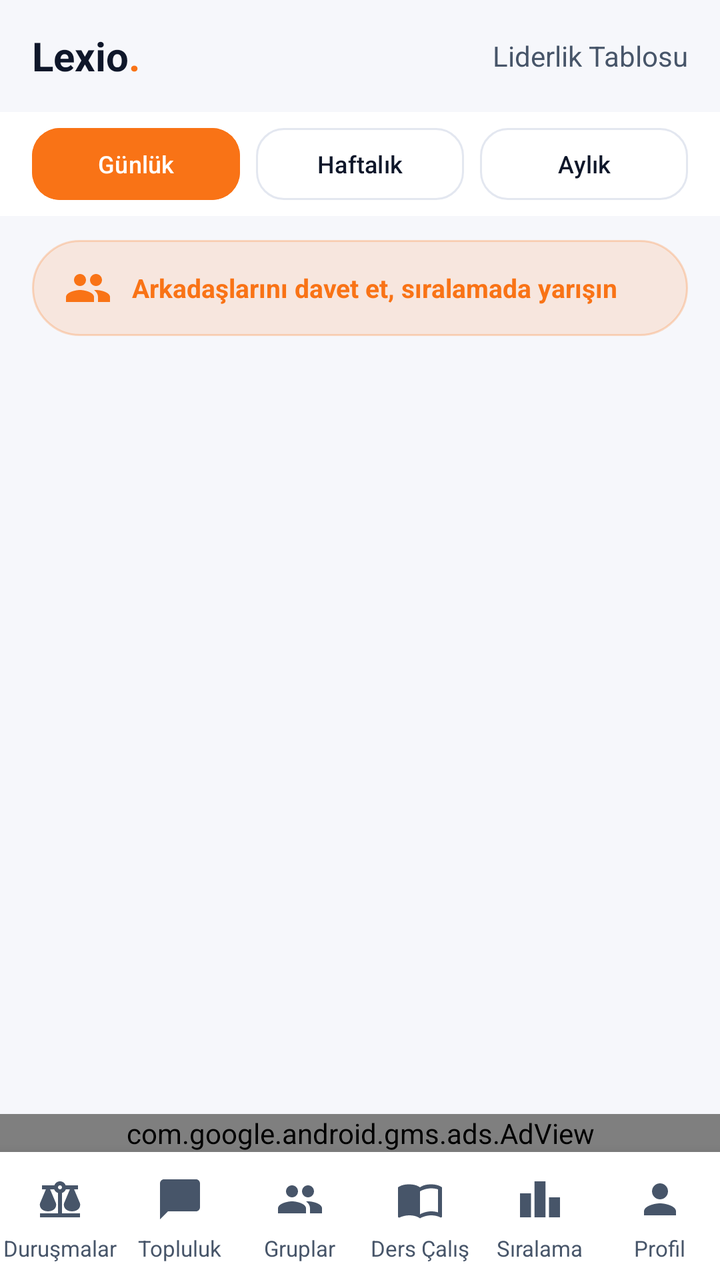
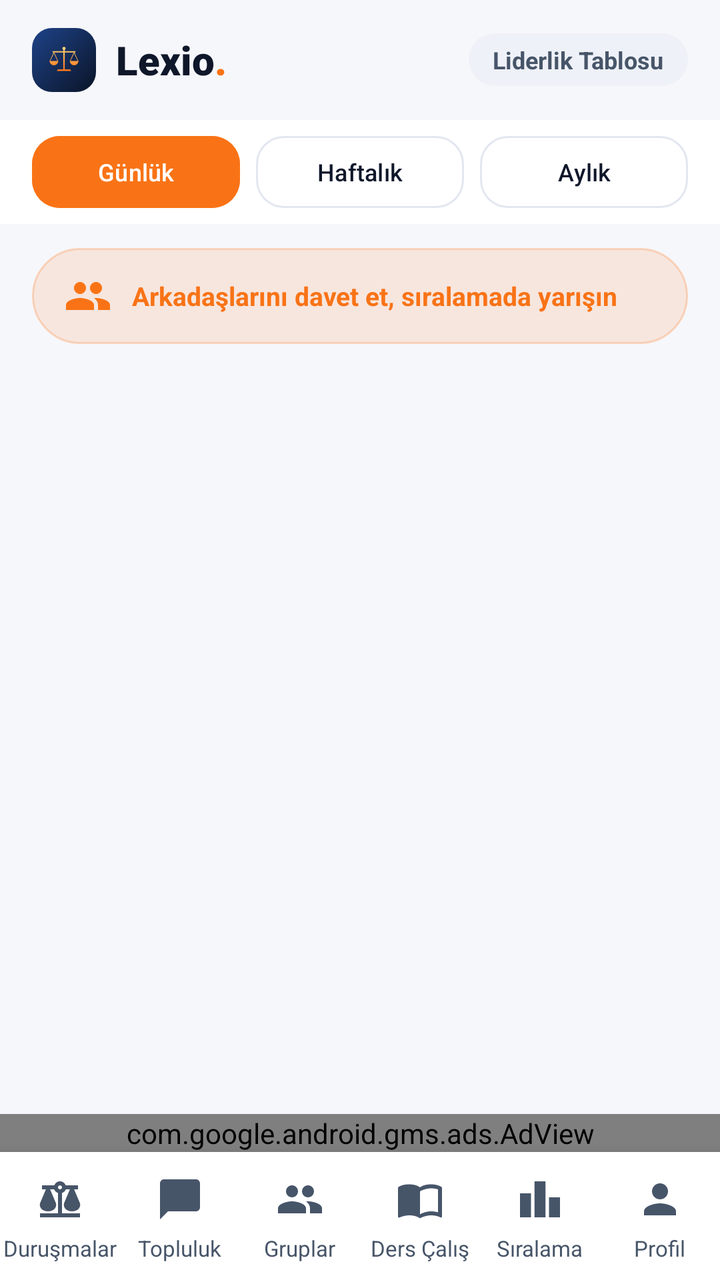

Before-and-after screenshots of an Android layout around one commit, followed by the original layout XML and the change that was made.
<!-- AndroidManifest.xml: application theme Theme.Lexio -->
<!-- res/layout/layout_leaderboard.xml -->
<?xml version="1.0" encoding="utf-8"?>
<LinearLayout xmlns:android="http://schemas.android.com/apk/res/android"
    xmlns:app="http://schemas.android.com/apk/res-auto"
    android:layout_width="match_parent"
    android:layout_height="match_parent"
    android:orientation="vertical"
    android:background="@color/bg_dark">

    
    <RelativeLayout
        android:layout_width="match_parent"
        android:layout_height="56dp"
        android:paddingHorizontal="16dp"
        android:background="@color/bg_dark">

        <TextView
            android:id="@+id/logoText"
            android:layout_width="wrap_content"
            android:layout_height="wrap_content"
            android:layout_centerVertical="true"
            android:text="Lexio"
            android:textColor="@color/text_primary"
            android:textSize="20sp"
            android:textStyle="bold" />

        <TextView
            android:layout_width="wrap_content"
            android:layout_height="wrap_content"
            android:layout_toEndOf="@id/logoText"
            android:layout_centerVertical="true"
            android:text="."
            android:textColor="@color/accent_primary"
            android:textSize="20sp"
            android:textStyle="bold" />

        <TextView
            android:layout_width="wrap_content"
            android:layout_height="wrap_content"
            android:layout_alignParentEnd="true"
            android:layout_centerVertical="true"
            android:text="@string/leaderboard_title"
            android:textColor="@color/text_secondary"
            android:textSize="14sp" />
    </RelativeLayout>

    
    <LinearLayout
        android:layout_width="match_parent"
        android:layout_height="wrap_content"
        android:orientation="horizontal"
        android:background="@color/card_bg"
        android:paddingVertical="8dp"
        android:paddingHorizontal="16dp">

        <Button
            android:id="@+id/btnTabDaily"
            android:layout_width="0dp"
            android:layout_height="36dp"
            android:layout_weight="1"
            android:text="@string/tab_daily"
            android:textSize="12sp"
            android:textColor="@color/white"
            android:backgroundTint="@color/accent_primary"
            android:insetTop="0dp"
            android:insetBottom="0dp"
            app:cornerRadius="14dp" />

        <Button
            android:id="@+id/btnTabWeekly"
            android:layout_width="0dp"
            android:layout_height="36dp"
            android:layout_weight="1"
            android:layout_marginStart="8dp"
            android:text="@string/tab_weekly"
            android:textSize="12sp"
            android:textColor="@color/text_primary"
            android:backgroundTint="@color/transparent"
            app:strokeColor="@color/card_border"
            app:strokeWidth="1dp"
            android:insetTop="0dp"
            android:insetBottom="0dp"
            app:cornerRadius="14dp" />

        <Button
            android:id="@+id/btnTabMonthly"
            android:layout_width="0dp"
            android:layout_height="36dp"
            android:layout_weight="1"
            android:layout_marginStart="8dp"
            android:text="@string/tab_monthly"
            android:textSize="12sp"
            android:textColor="@color/text_primary"
            android:backgroundTint="@color/transparent"
            app:strokeColor="@color/card_border"
            app:strokeWidth="1dp"
            android:insetTop="0dp"
            android:insetBottom="0dp"
            app:cornerRadius="14dp" />
    </LinearLayout>

    <TextView
        android:id="@+id/btnInviteLeaderboard"
        android:layout_width="match_parent"
        android:layout_height="wrap_content"
        android:layout_marginHorizontal="16dp"
        android:layout_marginTop="12dp"
        android:background="@drawable/bg_pill_accent"
        android:drawableStart="@drawable/ic_nav_workspace"
        android:drawablePadding="10dp"
        android:drawableTint="@color/accent_primary"
        android:gravity="center_vertical"
        android:paddingHorizontal="16dp"
        android:paddingVertical="12dp"
        android:text="@string/invite_leaderboard"
        android:textColor="@color/accent_primary"
        android:textSize="13sp"
        android:textStyle="bold" />

    
    <androidx.recyclerview.widget.RecyclerView
        android:id="@+id/rvLeaderboard"
        android:layout_width="match_parent"
        android:layout_height="0dp"
        android:layout_weight="1"
        android:clipToPadding="false"
        android:padding="16dp" />

    <TextView
        android:id="@+id/tvEmptyState"
        android:layout_width="match_parent"
        android:layout_height="wrap_content"
        android:gravity="center"
        android:padding="32dp"
        android:textColor="@color/text_secondary"
        android:textSize="14sp"
        android:visibility="gone" />


    
    <com.google.android.gms.ads.AdView
        android:id="@+id/adView"
        android:layout_width="match_parent"
        android:layout_height="wrap_content"
        android:layout_gravity="center"
        app:adSize="BANNER"
        app:adUnitId="ca-app-pub-4674211063760769/4886149685" />

    
    <include layout="@layout/nav_bottom" />

</LinearLayout>
<!-- res/layout/nav_bottom.xml (included above) -->
<?xml version="1.0" encoding="utf-8"?>
<LinearLayout xmlns:android="http://schemas.android.com/apk/res/android"
    android:id="@+id/bottomNavigationContainer"
    android:layout_width="match_parent"
    android:layout_height="64dp"
    android:orientation="horizontal"
    android:background="@color/card_bg"
    android:elevation="12dp">

    <LinearLayout
        android:id="@+id/navCases"
        android:layout_width="0dp"
        android:layout_height="match_parent"
        android:layout_weight="1"
        android:orientation="vertical"
        android:gravity="center"
        android:background="?attr/selectableItemBackgroundBorderless"
        android:clickable="true"
        android:focusable="true">
        <ImageView
            android:id="@+id/navCasesIcon"
            android:layout_width="56dp"
            android:layout_height="30dp"
            android:paddingHorizontal="16dp"
            android:paddingVertical="3dp"
            android:importantForAccessibility="no"
            android:src="@drawable/ic_nav_cases"
            app:tint="@color/text_secondary"
            xmlns:app="http://schemas.android.com/apk/res-auto" />
        <TextView
            android:id="@+id/navCasesLabel"
            android:layout_width="wrap_content"
            android:layout_height="wrap_content"
            android:layout_marginTop="2dp"
            android:text="@string/nav_cases"
            android:textColor="@color/text_secondary"
            android:textSize="11sp" />
    </LinearLayout>

    <LinearLayout
        android:id="@+id/navFeed"
        android:layout_width="0dp"
        android:layout_height="match_parent"
        android:layout_weight="1"
        android:orientation="vertical"
        android:gravity="center"
        android:background="?attr/selectableItemBackgroundBorderless"
        android:clickable="true"
        android:focusable="true">
        <ImageView
            android:id="@+id/navFeedIcon"
            android:layout_width="56dp"
            android:layout_height="30dp"
            android:paddingHorizontal="16dp"
            android:paddingVertical="3dp"
            android:importantForAccessibility="no"
            android:src="@drawable/ic_nav_feed"
            app:tint="@color/text_secondary"
            xmlns:app="http://schemas.android.com/apk/res-auto" />
        <TextView
            android:id="@+id/navFeedLabel"
            android:layout_width="wrap_content"
            android:layout_height="wrap_content"
            android:layout_marginTop="2dp"
            android:text="@string/nav_feed"
            android:textColor="@color/text_secondary"
            android:textSize="11sp" />
    </LinearLayout>

    <LinearLayout
        android:id="@+id/navWorkspace"
        android:layout_width="0dp"
        android:layout_height="match_parent"
        android:layout_weight="1"
        android:orientation="vertical"
        android:gravity="center"
        android:background="?attr/selectableItemBackgroundBorderless"
        android:clickable="true"
        android:focusable="true">
        <ImageView
            android:id="@+id/navWorkspaceIcon"
            android:layout_width="56dp"
            android:layout_height="30dp"
            android:paddingHorizontal="16dp"
            android:paddingVertical="3dp"
            android:importantForAccessibility="no"
            android:src="@drawable/ic_nav_workspace"
            app:tint="@color/text_secondary"
            xmlns:app="http://schemas.android.com/apk/res-auto" />
        <TextView
            android:id="@+id/navWorkspaceLabel"
            android:layout_width="wrap_content"
            android:layout_height="wrap_content"
            android:layout_marginTop="2dp"
            android:text="@string/nav_workspace"
            android:textColor="@color/text_secondary"
            android:textSize="11sp" />
    </LinearLayout>

    <LinearLayout
        android:id="@+id/navStudy"
        android:layout_width="0dp"
        android:layout_height="match_parent"
        android:layout_weight="1"
        android:orientation="vertical"
        android:gravity="center"
        android:background="?attr/selectableItemBackgroundBorderless"
        android:clickable="true"
        android:focusable="true">
        <ImageView
            android:id="@+id/navStudyIcon"
            android:layout_width="56dp"
            android:layout_height="30dp"
            android:paddingHorizontal="16dp"
            android:paddingVertical="3dp"
            android:importantForAccessibility="no"
            android:src="@drawable/ic_nav_study"
            app:tint="@color/text_secondary"
            xmlns:app="http://schemas.android.com/apk/res-auto" />
        <TextView
            android:id="@+id/navStudyLabel"
            android:layout_width="wrap_content"
            android:layout_height="wrap_content"
            android:layout_marginTop="2dp"
            android:text="@string/nav_study"
            android:textColor="@color/text_secondary"
            android:textSize="11sp" />
    </LinearLayout>

    <LinearLayout
        android:id="@+id/navLeaderboard"
        android:layout_width="0dp"
        android:layout_height="match_parent"
        android:layout_weight="1"
        android:orientation="vertical"
        android:gravity="center"
        android:background="?attr/selectableItemBackgroundBorderless"
        android:clickable="true"
        android:focusable="true">
        <ImageView
            android:id="@+id/navLeaderboardIcon"
            android:layout_width="56dp"
            android:layout_height="30dp"
            android:paddingHorizontal="16dp"
            android:paddingVertical="3dp"
            android:importantForAccessibility="no"
            android:src="@drawable/ic_nav_leaderboard"
            app:tint="@color/text_secondary"
            xmlns:app="http://schemas.android.com/apk/res-auto" />
        <TextView
            android:id="@+id/navLeaderboardLabel"
            android:layout_width="wrap_content"
            android:layout_height="wrap_content"
            android:layout_marginTop="2dp"
            android:text="@string/nav_leaderboard"
            android:textColor="@color/text_secondary"
            android:textSize="11sp" />
    </LinearLayout>

    <LinearLayout
        android:id="@+id/navProfile"
        android:layout_width="0dp"
        android:layout_height="match_parent"
        android:layout_weight="1"
        android:orientation="vertical"
        android:gravity="center"
        android:background="?attr/selectableItemBackgroundBorderless"
        android:clickable="true"
        android:focusable="true">
        <ImageView
            android:id="@+id/navProfileIcon"
            android:layout_width="56dp"
            android:layout_height="30dp"
            android:paddingHorizontal="16dp"
            android:paddingVertical="3dp"
            android:importantForAccessibility="no"
            android:src="@drawable/ic_nav_profile"
            app:tint="@color/text_secondary"
            xmlns:app="http://schemas.android.com/apk/res-auto" />
        <TextView
            android:id="@+id/navProfileLabel"
            android:layout_width="wrap_content"
            android:layout_height="wrap_content"
            android:layout_marginTop="2dp"
            android:text="@string/nav_profile"
            android:textColor="@color/text_secondary"
            android:textSize="11sp" />
    </LinearLayout>
</LinearLayout>
<!-- resources referenced by this layout -->
<resources>
  <color name="accent_primary">#f97316</color>
  <color name="bg_dark">#F6F7FB</color>
  <color name="card_bg">#FFFFFF</color>
  <color name="card_border">#E3E7F0</color>
  <color name="text_primary">#0F172A</color>
  <color name="text_secondary">#475569</color>
  <color name="transparent">#00000000</color>
  <color name="white">#ffffff</color>
  <!-- drawable bg_pill_accent (drawable) -->
  <?xml version="1.0" encoding="utf-8"?>
  <shape xmlns:android="http://schemas.android.com/apk/res/android"
      android:shape="rectangle">
      <solid android:color="#20f97316" /> 
      <corners android:radius="100dp" />
      <stroke android:width="1dp" android:color="#40f97316" /> 
  </shape>
  <!-- drawable ic_nav_feed (drawable) -->
  <?xml version="1.0" encoding="utf-8"?>
  <vector xmlns:android="http://schemas.android.com/apk/res/android"
      android:width="24dp"
      android:height="24dp"
      android:viewportWidth="24"
      android:viewportHeight="24">
      <path android:fillColor="#FFFFFFFF" android:pathData="M20,2H4c-1.1,0 -2,0.9 -2,2v18l4,-4h14c1.1,0 2,-0.9 2,-2V4c0,-1.1 -0.9,-2 -2,-2z" />
  </vector>
  <!-- drawable ic_nav_leaderboard (drawable) -->
  <?xml version="1.0" encoding="utf-8"?>
  <vector xmlns:android="http://schemas.android.com/apk/res/android"
      android:width="24dp"
      android:height="24dp"
      android:viewportWidth="24"
      android:viewportHeight="24">
      <path android:fillColor="#FFFFFFFF" android:pathData="M7.5,21H2V9h5.5v12zM14.75,3h-5.5v18h5.5V3zM22,11h-5.5v10H22V11z" />
  </vector>
  <!-- drawable ic_nav_profile (drawable) -->
  <?xml version="1.0" encoding="utf-8"?>
  <vector xmlns:android="http://schemas.android.com/apk/res/android"
      android:width="24dp"
      android:height="24dp"
      android:viewportWidth="24"
      android:viewportHeight="24">
      <path android:fillColor="#FFFFFFFF" android:pathData="M12,12c2.21,0 4,-1.79 4,-4s-1.79,-4 -4,-4 -4,1.79 -4,4 1.79,4 4,4zM12,14c-2.67,0 -8,1.34 -8,4v2h16v-2c0,-2.66 -5.33,-4 -8,-4z" />
  </vector>
  <string name="invite_leaderboard">Arkadaşlarını davet et, sıralamada yarışın</string>
  <string name="leaderboard_title">Liderlik Tablosu</string>
  <string name="nav_cases">Duruşmalar</string>
  <string name="nav_feed">Topluluk</string>
  <string name="nav_leaderboard">Sıralama</string>
  <string name="nav_profile">Profil</string>
  <string name="nav_study">Ders Çalış</string>
  <string name="nav_workspace">Gruplar</string>
  <string name="tab_daily">Günlük</string>
  <string name="tab_monthly">Aylık</string>
  <string name="tab_weekly">Haftalık</string>
  <style name="Theme.Lexio" parent="Theme.Material3.DayNight.NoActionBar">
          <item name="android:windowBackground">@color/bg_dark</item>
          <item name="android:statusBarColor">@color/bg_dark</item>
          <item name="android:navigationBarColor">@color/bg_dark</item>
          <item name="android:windowLightStatusBar">true</item>
          <item name="android:windowLightNavigationBar">true</item>
          <item name="colorPrimary">@color/accent_primary</item>
          <item name="colorSecondary">@color/accent_secondary</item>
      </style>
  <color name="accent_secondary">#ea580c</color>
  <!-- unchanged entries left out for length: 3 -->
</resources>

<!-- the commit's change to res/layout/layout_leaderboard.xml (unified diff, before → after) -->
@@ -7,41 +7,56 @@
     android:background="@color/bg_dark">
 
     
-    <RelativeLayout
-        android:layout_width="match_parent"
-        android:layout_height="56dp"
-        android:paddingHorizontal="16dp"
-        android:background="@color/bg_dark">
+    <LinearLayout
+        android:layout_width="match_parent"
+        android:layout_height="60dp"
+        android:gravity="center_vertical"
+        android:orientation="horizontal"
+        android:paddingHorizontal="16dp">
+
+        <ImageView
+            android:layout_width="32dp"
+            android:layout_height="32dp"
+            android:background="@drawable/bg_logo_tile_small"
+            android:importantForAccessibility="no"
+            android:padding="3dp"
+            android:scaleType="fitCenter"
+            android:src="@drawable/ic_launcher_foreground" />
 
         <TextView
             android:id="@+id/logoText"
             android:layout_width="wrap_content"
             android:layout_height="wrap_content"
-            android:layout_centerVertical="true"
+            android:layout_marginStart="10dp"
+            android:fontFamily="sans-serif-black"
             android:text="Lexio"
             android:textColor="@color/text_primary"
-            android:textSize="20sp"
-            android:textStyle="bold" />
-
-        <TextView
-            android:layout_width="wrap_content"
-            android:layout_height="wrap_content"
-            android:layout_toEndOf="@id/logoText"
-            android:layout_centerVertical="true"
+            android:textSize="20sp" />
+
+        <TextView
+            android:layout_width="wrap_content"
+            android:layout_height="wrap_content"
+            android:fontFamily="sans-serif-black"
             android:text="."
             android:textColor="@color/accent_primary"
-            android:textSize="20sp"
+            android:textSize="20sp" />
+
+        <View
+            android:layout_width="0dp"
+            android:layout_height="1dp"
+            android:layout_weight="1" />
+
+        <TextView
+            android:layout_width="wrap_content"
+            android:layout_height="wrap_content"
+            android:background="@drawable/bg_chip_neutral"
+            android:paddingHorizontal="12dp"
+            android:paddingVertical="5dp"
+            android:text="@string/leaderboard_title"
+            android:textColor="@color/text_secondary"
+            android:textSize="12sp"
             android:textStyle="bold" />
-
-        <TextView
-            android:layout_width="wrap_content"
-            android:layout_height="wrap_content"
-            android:layout_alignParentEnd="true"
-            android:layout_centerVertical="true"
-            android:text="@string/leaderboard_title"
-            android:textColor="@color/text_secondary"
-            android:textSize="14sp" />
-    </RelativeLayout>
+    </LinearLayout>
 
     
     <LinearLayout
<!-- resource entries referenced after the edit -->
@@ -8,6 +8,18 @@
   <color name="text_secondary">#475569</color>
   <color name="transparent">#00000000</color>
   <color name="white">#ffffff</color>
+  <!-- drawable bg_chip_neutral (drawable) -->
+  <?xml version="1.0" encoding="utf-8"?>
+  <shape xmlns:android="http://schemas.android.com/apk/res/android" android:shape="rectangle">
+      <solid android:color="@color/chip_bg" />
+      <corners android:radius="20dp" />
+  </shape>
+  <!-- drawable bg_logo_tile_small (drawable) -->
+  <?xml version="1.0" encoding="utf-8"?>
+  <shape xmlns:android="http://schemas.android.com/apk/res/android" android:shape="rectangle">
+      <gradient android:angle="315" android:startColor="#1E4388" android:endColor="#0A1428" />
+      <corners android:radius="10dp" />
+  </shape>
   <!-- drawable bg_pill_accent (drawable) -->
   <?xml version="1.0" encoding="utf-8"?>
   <shape xmlns:android="http://schemas.android.com/apk/res/android"
@@ -16,6 +28,7 @@
       <corners android:radius="100dp" />
       <stroke android:width="1dp" android:color="#40f97316" /> 
   </shape>
+  <!-- drawable ic_launcher_foreground: vector/xml drawable (drawable, 3462 chars, omitted) -->
   <!-- drawable ic_nav_feed (drawable) -->
   <?xml version="1.0" encoding="utf-8"?>
   <vector xmlns:android="http://schemas.android.com/apk/res/android"
@@ -63,6 +76,7 @@
           <item name="colorPrimary">@color/accent_primary</item>
           <item name="colorSecondary">@color/accent_secondary</item>
       </style>
+  <color name="chip_bg">#EEF1F7</color>
   <color name="accent_secondary">#ea580c</color>
   <!-- unchanged entries left out for length: 3 -->
 </resources>
